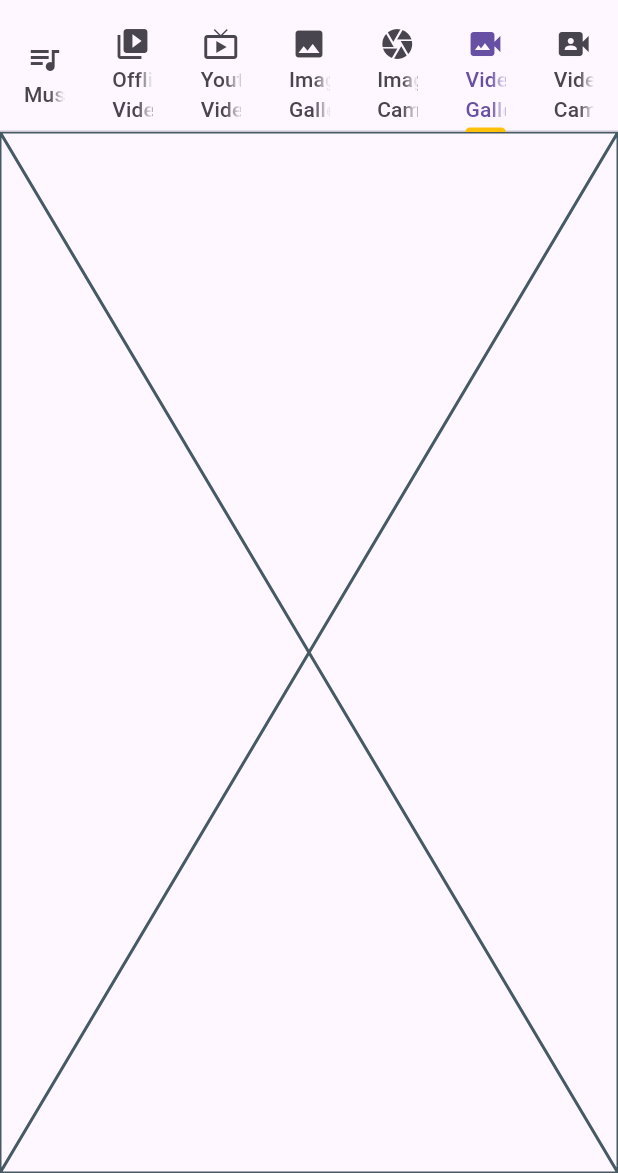
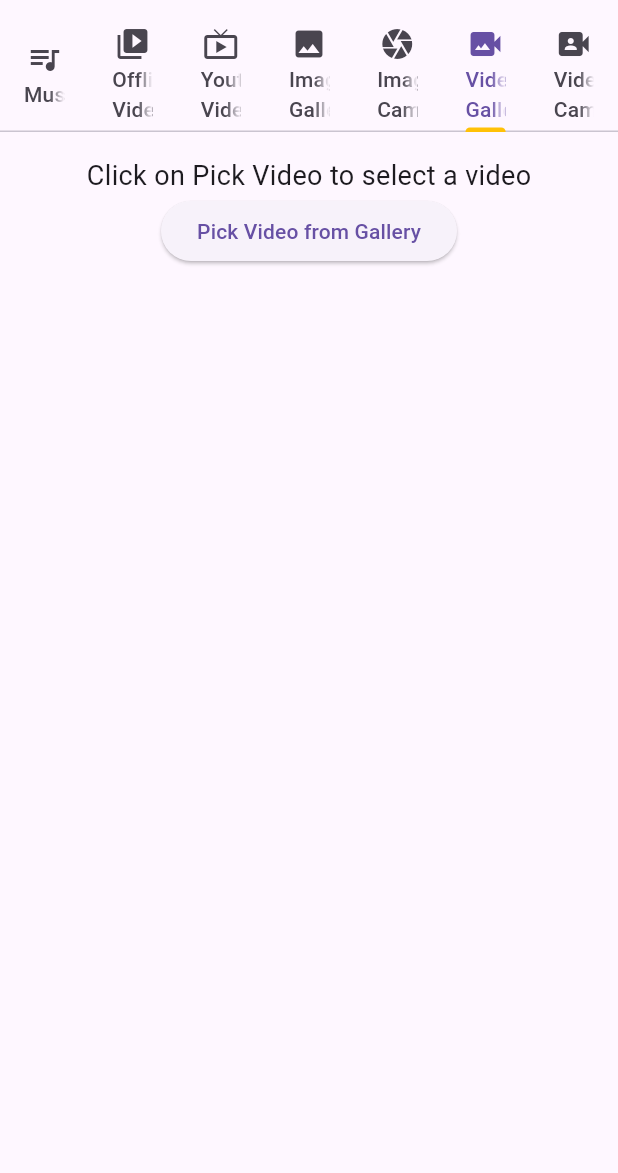
Before and after one commit to faykarr/flutter-audio-video, a Flutter app: the screen it shows after launch, tab 6 chosen, on a phone screen of 412 x 824 dp, the part 63-1236 px from its top. Run offline on Flutter 3.47's test engine with Material 3 defaults, Android fonts, the phone set to English and light mode, and no system bars; our stand-ins replace audioplayers, gallery_saver, image_picker, video_player, youtube_player_flutter.

Commit message:
feat: add video_gallery.dart

```diff
--- a/lib/main.dart
+++ b/lib/main.dart
@@ -2,6 +2,7 @@ import 'package:audio_video_flutter/image_camera.dart';
 import 'package:audio_video_flutter/image_gallery.dart';
 import 'package:audio_video_flutter/music.dart';
 import 'package:audio_video_flutter/offline_video.dart';
+import 'package:audio_video_flutter/video_gallery.dart';
 import 'package:audio_video_flutter/youtube_video.dart';
 import 'package:flutter/material.dart';
 
@@ -66,7 +67,7 @@ class MyApp extends StatelessWidget {
                 YoutubeVideo(),
                 const ImageGallery(),
                 const ImageCamera(),
-                const Placeholder(),
+                const VideoGallery(),
                 const Placeholder(),
               ],
             ),
--- /dev/null
+++ b/lib/video_gallery.dart
@@ -0,0 +1,122 @@
+// ignore_for_file: prefer_typing_uninitialized_variables
+
+import 'dart:io';
+
+import 'package:flutter/material.dart';
+import 'package:gallery_saver/gallery_saver.dart';
+import 'package:image_picker/image_picker.dart';
+import 'package:path/path.dart' as path;
+import 'package:video_player/video_player.dart';
+
+class VideoGallery extends StatefulWidget {
+  const VideoGallery({super.key});
+
+  @override
+  State<VideoGallery> createState() => _VideoGalleryState();
+}
+
+class _VideoGalleryState extends State<VideoGallery> {
+  File? _videoGallery;
+  ImagePicker videoPicker = ImagePicker();
+  VideoPlayerController? _videoPlayerController;
+  XFile? pickedFile;
+
+  _pickVideo() async {
+    pickedFile = await videoPicker.pickVideo(source: ImageSource.gallery);
+    _videoGallery = File(pickedFile!.path);
+    _videoPlayerController = VideoPlayerController.file(_videoGallery!)
+      ..initialize().then(
+        (value) {
+          setState(() {});
+          _videoPlayerController!.play();
+        },
+      );
+  }
+
+  _saveVideoToGallery() async {
+    // Save image to gallery
+    String fileDirectory = path.dirname(pickedFile!.path);
+    var dt = DateTime.now();
+    var bulan;
+    if (dt.month < 10) {
+      bulan = '0${dt.month}';
+    } else {
+      // statements
+      bulan = dt.month;
+    }
+    var hari;
+    if (dt.day < 10) {
+      hari = '0${dt.day}';
+    } else {
+      // statements
+      hari = dt.day;
+    }
+    var jam;
+    if (dt.hour < 10) {
+      jam = '0${dt.hour}';
+    } else {
+      // statements
+      jam = dt.hour;
+    }
+    var detik;
+    if (dt.second < 10) {
+      detik = '0${dt.second}';
+    } else {
+      // statements
+      detik = dt.second;
+    }
+    String newPath =
+        path.join(fileDirectory, 'video_${dt.year}$bulan$hari$jam$detik.mp4');
+    File newImage = File(pickedFile!.path).renameSync(newPath);
+    if (pickedFile != null) {
+      GallerySaver.saveVideo(newImage.path, albumName: 'Flutter Multimedia');
+    }
+    const snackBar = SnackBar(
+      content: Text('Video saved to Gallery'),
+    );
+    ScaffoldMessenger.of(context).showSnackBar(snackBar);
+  }
+
+  @override
+  Widget build(BuildContext context) {
+    return Scaffold(
+      body: SingleChildScrollView(
+        child: Center(
+          child: Container(
+            padding: const EdgeInsets.all(16.0),
+            child: Column(
+              children: [
+                if (_videoGallery != null)
+                  _videoPlayerController!.value.isInitialized
+                      ? AspectRatio(
+                          aspectRatio:
+                              _videoPlayerController!.value.aspectRatio,
+                          child: VideoPlayer(_videoPlayerController!),
+                        )
+                      : Container()
+                else
+                  const Text(
+                    "Click on Pick Video to select a video",
+                    style: TextStyle(fontSize: 18.0),
+                  ),
+                ElevatedButton(
+                  onPressed: () async {
+                    await _pickVideo();
+                  },
+                  child: const Text("Pick Video from Gallery"),
+                ),
+                if (_videoGallery != null)
+                  ElevatedButton(
+                    onPressed: () async {
+                      await _saveVideoToGallery();
+                    },
+                    child: const Text("Save Video to Gallery"),
+                  ),
+              ],
+            ),
+          ),
+        ),
+      ),
+    );
+  }
+}
```
